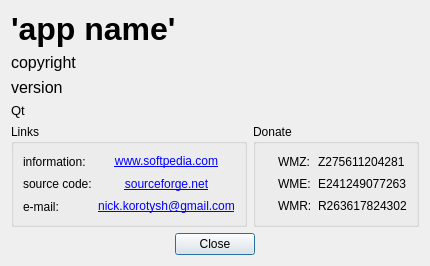
This is digital_clock/gui/about_dialog.ui in Kolcha/DigitalClock4 as Qt 5 draws it before an edit. The edited form follows.
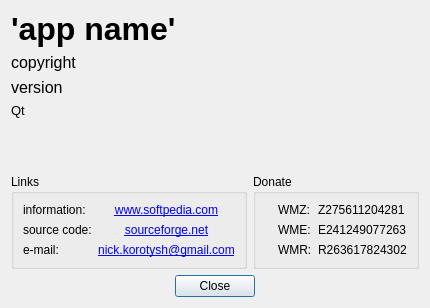
This is the edited form. Icons and pictures are not drawn.

Commit message: typos in about dialog

```diff
--- a/digital_clock/gui/about_dialog.ui
+++ b/digital_clock/gui/about_dialog.ui
@@ -7,7 +7,7 @@
     <x>0</x>
     <y>0</y>
     <width>407</width>
-    <height>266</height>
+    <height>308</height>
    </rect>
   </property>
   <property name="windowTitle">
@@ -69,6 +69,19 @@
        </property>
       </widget>
      </item>
+     <item>
+      <spacer name="verticalSpacer">
+       <property name="orientation">
+        <enum>Qt::Vertical</enum>
+       </property>
+       <property name="sizeHint" stdset="0">
+        <size>
+         <width>20</width>
+         <height>10</height>
+        </size>
+       </property>
+      </spacer>
+     </item>
     </layout>
    </item>
    <item row="0" column="1">
```
The commit also changes 2 other files.
